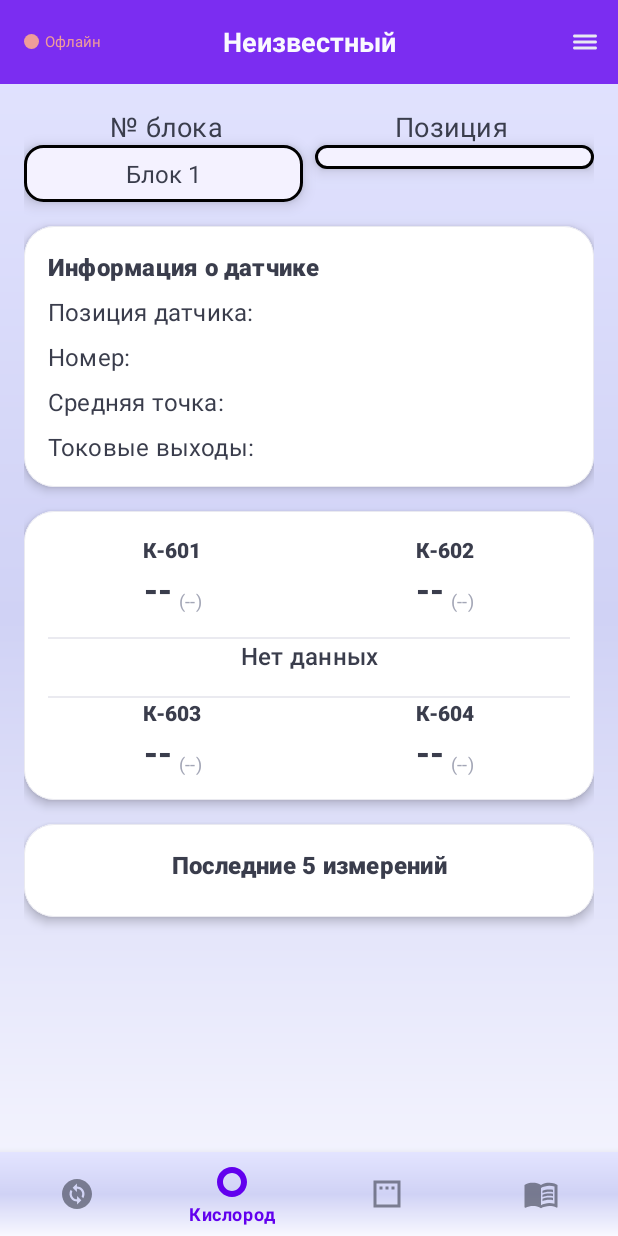
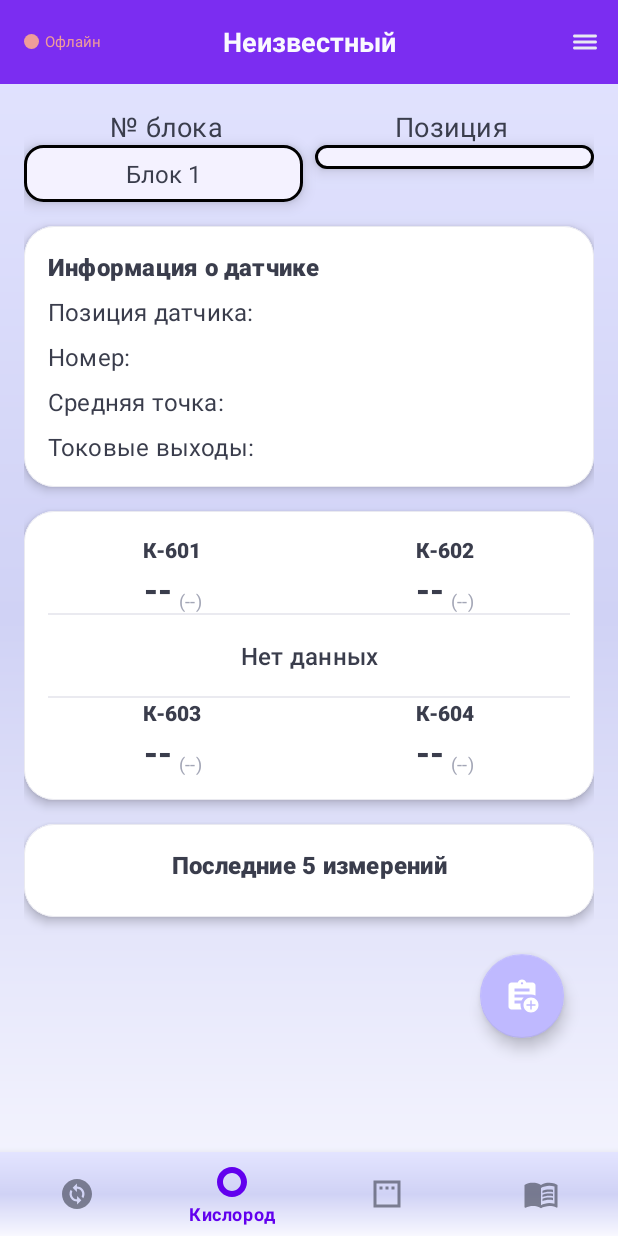
Before and after one commit to Gizatulin-Vitaly/TAIHelper, an Android app: the OxygenMeasurementFragment screen opened through its navigation route, on a phone screen of 412 x 824 dp. Run offline under Robolectric (Android 15) with nearby library versions, the phone set to English and light mode, and no system bars; our stand-ins replace Dagger/Hilt's generated code, Firebase (no records; nobody signed in at launch, a user with empty details on screens opened directly), data binding, navigation-ui.

Commit message:
50 коммит. Улучшение кислорода

```diff
--- a/app/src/main/java/com/reftgres/taihelper/ui/oxygennew/MeasurementsRepository.kt
+++ b/app/src/main/java/com/reftgres/taihelper/ui/oxygennew/MeasurementsRepository.kt
@@ -1,6 +1,7 @@
 package com.reftgres.taihelper.ui.oxygennew
 
 
+import com.reftgres.taihelper.model.Sensor
 import com.reftgres.taihelper.ui.model.MeasurementRecord
 import kotlin.Result
 
@@ -10,6 +11,8 @@ interface MeasurementsRepository {
     suspend fun getMeasurementById(id: String): Result<MeasurementRecord?>
     suspend fun updateSensorMidpoint(blockNumber: Int, sensorTitle: String, midpointValue: String): Result<Boolean>
     suspend fun saveMeasurementOffline(measurement: MeasurementRecord, sensorUpdates: List<SensorUpdate>): Result<String>
+    data class Sensor(val position: String, val midPoint: String)
+    suspend fun getSensorsForBlock(blockNumber: Int): Result<List<Sensor>>
 
     data class SensorUpdate(
         val blockReference: String,
--- /dev/null
+++ b/app/src/main/res/drawable/ic_add.xml
@@ -0,0 +1,7 @@
+<vector xmlns:android="http://schemas.android.com/apk/res/android" android:height="24dp" android:tint="#000000" android:viewportHeight="24" android:viewportWidth="24" android:width="24dp">
+
+    <path android:fillColor="@android:color/white" android:pathData="M18,13c-2.76,0 -5,2.24 -5,5s2.24,5 5,5s5,-2.24 5,-5S20.76,13 18,13zM21,18.5h-2.5V21h-1v-2.5H15v-1h2.5V15h1v2.5H21V18.5z"/>
+
+    <path android:fillColor="@android:color/white" android:pathData="M11.69,15c0.36,-0.75 0.84,-1.43 1.43,-2H7v-2c0,0 10.66,0 11,0c1.07,0 2.09,0.25 3,0.69V5c0,-1.1 -0.9,-2 -2,-2h-4.18C14.4,1.84 13.3,1 12,1S9.6,1.84 9.18,3H5C3.9,3 3,3.9 3,5v14c0,1.1 0.9,2 2,2h6.69C11.25,20.09 11,19.07 11,18c0,-0.34 0.03,-0.67 0.08,-1H7v-2H11.69zM12,2.75c0.41,0 0.75,0.34 0.75,0.75c0,0.41 -0.34,0.75 -0.75,0.75s-0.75,-0.34 -0.75,-0.75C11.25,3.09 11.59,2.75 12,2.75zM7,7h10v2H7V7z"/>
+
+</vector>
--- a/app/src/main/res/layout/fragment_oxigen.xml
+++ b/app/src/main/res/layout/fragment_oxigen.xml
@@ -349,26 +349,29 @@
                         android:layout_width="match_parent"
                         android:layout_height="wrap_content"
                         app:dividerColor="@color/divider"
-                        android:layout_marginVertical="16dp"
+
                         app:layout_constraintTop_toBottomOf="@id/container_fourth_reading" />
 
                     <com.google.android.material.textview.MaterialTextView
                         android:id="@+id/tv_date_control"
                         style="@style/TextAppearance.Material3.TitleMedium"
+                        android:layout_marginTop="16dp"
                         android:layout_width="match_parent"
-                        android:layout_height="wrap_content"
+                        android:layout_height="match_parent"
+                        android:fontFamily="@font/roboto_regular"
                         android:gravity="center"
+                        android:letterSpacing="0.01"
+                        app:layout_constraintBottom_toTopOf="@id/divider2"
                         app:layout_constraintTop_toBottomOf="@id/divider"
-                        tools:text="23.02.2025"
-                        android:fontFamily="@font/roboto_regular"
-                        android:letterSpacing="0.01"/>
+                        tools:layout_editor_absoluteX="16dp"
+                        tools:text="23.02.2025" />
 
                     <com.google.android.material.divider.MaterialDivider
                         android:id="@+id/divider2"
                         android:layout_width="match_parent"
                         android:layout_height="wrap_content"
                         app:dividerColor="@color/divider"
-                        android:layout_marginVertical="16dp"
+                        android:layout_marginTop="16dp"
                         app:layout_constraintTop_toBottomOf="@id/tv_date_control" />
 
                     <!-- Нижний ряд датчиков -->
@@ -512,9 +515,18 @@
                         tools:listitem="@layout/last_measurements" />
                 </LinearLayout>
             </com.google.android.material.card.MaterialCardView>
-
-
-
+            <com.google.android.material.floatingactionbutton.FloatingActionButton
+                android:id="@+id/fab_new_measurens"
+                android:layout_width="wrap_content"
+                android:layout_height="wrap_content"
+                android:layout_margin="20dp"
+                android:contentDescription="@string/new_measurens"
+                android:src="@drawable/ic_add"
+                app:backgroundTint="@color/primary"
+                app:tint="@color/text_on_primary"
+                app:layout_constraintBottom_toBottomOf="parent"
+                app:layout_constraintEnd_toEndOf="parent"
+                app:rippleColor="@color/primary_light" />
         </androidx.constraintlayout.widget.ConstraintLayout>
     </androidx.core.widget.NestedScrollView>
 </layout>
--- a/app/src/main/res/navigation/mobile_navigation.xml
+++ b/app/src/main/res/navigation/mobile_navigation.xml
@@ -19,6 +19,9 @@
         <action
             android:id="@+id/action_oxygenMeasurementFragment_to_all_measurements"
             app:destination="@id/all_measurements" />
+        <action
+            android:id="@+id/action_oxygenMeasurementFragment_to_new_measurement"
+            app:destination="@id/new_measurement" />
     </fragment>
 
     <fragment
@@ -59,9 +62,6 @@
             android:name="blockId"
             app:argType="integer"
             android:defaultValue="-1" />
-        <action
-            android:id="@+id/action_all_measurements_to_new_measurement"
-            app:destination="@id/new_measurement" />
     </fragment>
 
     <fragment
```
Also changed, not shown: app/src/main/java/com/reftgres/taihelper/ui/oxygen/AllMeasurementsFragment.kt (+0 -15 lines), app/src/main/java/com/reftgres/taihelper/ui/oxygen/OxygenMeasurementFragment.kt (+7 -8 lines), app/src/main/java/com/reftgres/taihelper/ui/oxygennew/FirestoreMeasurementsRepository.kt (+22 -0 lines), app/src/main/java/com/reftgres/taihelper/ui/oxygennew/NewMeasurementsFragment.kt (+14 -1 lines), app/src/main/java/com/reftgres/taihelper/ui/oxygennew/NewMeasurementsViewModel.kt (+27 -12 lines), app/src/main/res/layout/all_measurements_fragment.xml (+1 -16 lines).
